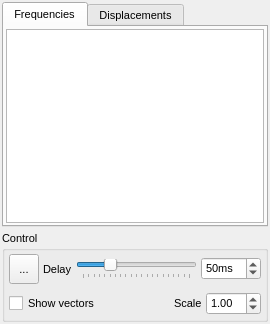
trisyoungs/aten, file trunk/src/gui/vibrations.ui: the form before one commit.
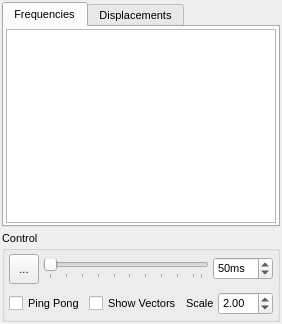
The form after the commit. Icons and pictures are not drawn.

Commit message: Fixed - Delay value in Trajectory widget was ignored. Added GuiQt::setInteractivity() function to allow interactivity to be turned on/off, leaving only ability to be changing camera view. Increased maximum number of disorder cycles to 10000. Fixed - Rendering of vibration frames was broken. Vibrations window updated and partially improved. Fixed - Matrix transformation of systems appeared to be broken for several reasons.

Diff of the .ui file:
```diff
--- a/trunk/src/gui/vibrations.ui
+++ b/trunk/src/gui/vibrations.ui
@@ -5,13 +5,13 @@
    <rect>
     <x>0</x>
     <y>0</y>
-    <width>270</width>
+    <width>279</width>
     <height>324</height>
    </rect>
   </property>
   <property name="minimumSize">
    <size>
-    <width>270</width>
+    <width>279</width>
     <height>251</height>
    </size>
   </property>
@@ -184,25 +184,15 @@
           </widget>
          </item>
          <item>
-          <widget class="QLabel" name="label_2">
-           <property name="sizePolicy">
-            <sizepolicy hsizetype="Minimum" vsizetype="Preferred">
-             <horstretch>0</horstretch>
-             <verstretch>0</verstretch>
-            </sizepolicy>
+          <widget class="QSlider" name="FrameSlider">
+           <property name="minimum">
+            <number>1</number>
            </property>
-           <property name="text">
-            <string>Delay</string>
-           </property>
-          </widget>
-         </item>
-         <item>
-          <widget class="QSlider" name="DelaySlider">
            <property name="maximum">
-            <number>200</number>
+            <number>20</number>
            </property>
            <property name="value">
-            <number>50</number>
+            <number>1</number>
            </property>
            <property name="orientation">
             <enum>Qt::Horizontal</enum>
@@ -211,7 +201,7 @@
             <enum>QSlider::TicksBelow</enum>
            </property>
            <property name="tickInterval">
-            <number>10</number>
+            <number>2</number>
            </property>
           </widget>
          </item>
@@ -238,26 +228,20 @@
          <property name="margin">
           <number>2</number>
          </property>
+         <item>
+          <widget class="QCheckBox" name="PingPongCheck">
+           <property name="text">
+            <string>Ping Pong</string>
+           </property>
+          </widget>
+         </item>
          <item>
           <widget class="QCheckBox" name="ShowVectorsCheck">
            <property name="text">
-            <string>Show vectors</string>
+            <string>Show Vectors</string>
            </property>
           </widget>
          </item>
-         <item>
-          <spacer name="horizontalSpacer">
-           <property name="orientation">
-            <enum>Qt::Horizontal</enum>
-           </property>
-           <property name="sizeHint" stdset="0">
-            <size>
-             <width>40</width>
-             <height>20</height>
-            </size>
-           </property>
-          </spacer>
-         </item>
          <item>
           <widget class="QLabel" name="label">
            <property name="sizePolicy">
@@ -273,6 +257,12 @@
          </item>
          <item>
           <widget class="QDoubleSpinBox" name="VectorScaleSpin">
+           <property name="sizePolicy">
+            <sizepolicy hsizetype="Expanding" vsizetype="Fixed">
+             <horstretch>0</horstretch>
+             <verstretch>0</verstretch>
+            </sizepolicy>
+           </property>
            <property name="toolTip">
             <string>Scaling factor applied to rendered displacement arrows</string>
            </property>
@@ -280,7 +270,7 @@
             <double>0.100000000000000</double>
            </property>
            <property name="value">
-            <double>1.000000000000000</double>
+            <double>2.000000000000000</double>
            </property>
           </widget>
          </item>
```
Left out of the diff: 6 changed lines with no effect on the pictures. The commit also changes 12 other files.
